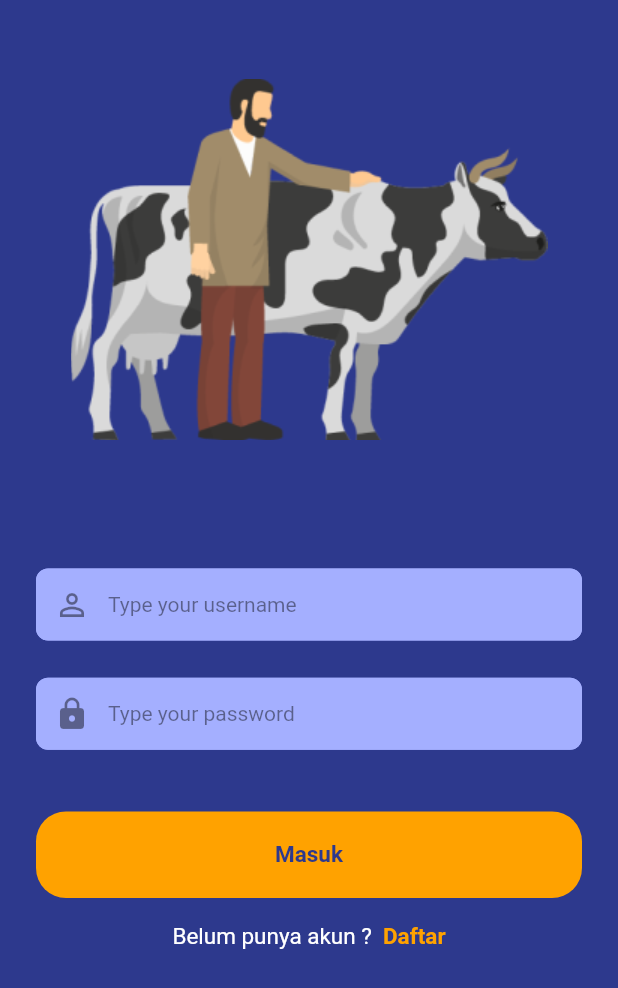
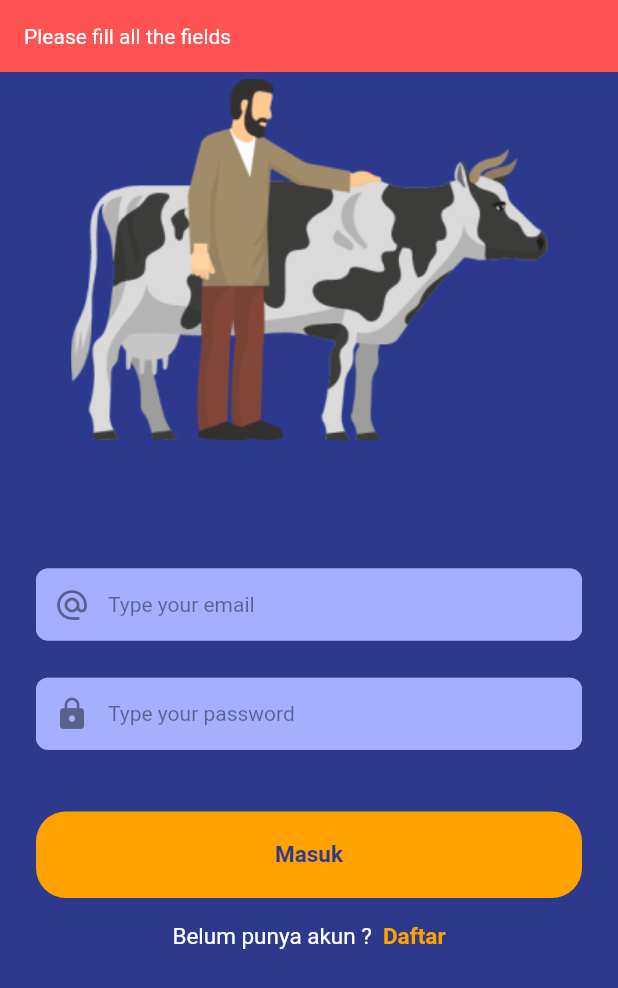
Before and after one commit to devbyalpindo/indofarm, a Flutter app: the LoginPage screen opened directly, after a tap on "Masuk", on a phone screen of 412 x 824 dp. Shown: the top 988 px of the screen. Run offline on Flutter 3.47's test engine with Material 2 defaults, Android fonts, the phone set to English and light mode, and no system bars; our stand-ins replace bloc, bottom_navy_bar, dio, email_validator, equatable, flushbar and 3 more; accounts and stored records are empty; Roboto replaces fonts that are missing (Poppins).

Commit message:
finish login

```diff
--- a/lib/model/model.dart
+++ b/lib/model/model.dart
@@ -1,4 +1,4 @@
-// import 'dart:io';
+import 'dart:io';
 
 import 'package:equatable/equatable.dart';
 
--- a/lib/services/auth_services.dart
+++ b/lib/services/auth_services.dart
@@ -1,9 +1,11 @@
 part of 'services.dart';
 
 class AuthServices {
+  // static final String _loginURL = siteURL + '/api/auth/login';
+  static final String _registerURL =
+      'http://developbyalpindo.site/api/auth/register';
 
-  // static final String _loginURL = siteURL + '/api/auth/login';
-  static final String _registerURL = siteURL + '/api/auth/register';
+  static final String _loginURL = 'http://developbyalpindo.site/api/auth/login';
 
   static Future<ResponseHandler> signUp(Auth auth) async {
     FormData registerData = FormData.fromMap({
@@ -13,16 +15,17 @@ class AuthServices {
       'phone_number': auth.phoneNumber,
     });
 
-    final response = await Dio().post(_registerURL, data: registerData, options: Options(followRedirects: false, validateStatus: (status) { return status < 500; }));
+    final response = await Dio().post(_registerURL,
+        data: registerData,
+        options: Options(
+            followRedirects: false,
+            validateStatus: (status) {
+              return status < 500;
+            }));
     final json = response.data;
 
     if (response.statusCode == 200) {
       User user = User.fromJson(json['user']);
-
-      // SharedPreferences preferences = await SharedPreferences.getInstance();
-      // preferences.setString('token', json['token']);
-      // preferences.setInt('id', json['user']['id']);
-
       return ResponseHandler(
         user: user,
         message: json['message'],
@@ -47,4 +50,35 @@ class AuthServices {
       );
     }
   }
+
+  static Future<ResponseHandler> signIn(Auth auth) async {
+    final Map<String, dynamic> bodyLogin = {
+      "email": auth.email,
+      "password": auth.password
+    };
+
+    final response = await Dio().post(_loginURL, data: bodyLogin);
+    final json = response.data;
+
+    if (response.statusCode == 200) {
+      User user = User.fromJson(json['user']);
+
+      SharedPreferences preferences = await SharedPreferences.getInstance();
+      preferences.setString('token', json['token']);
+      preferences.setInt('id', json['user']['id']);
+
+      return ResponseHandler(
+        user: user,
+        message: json['message'],
+      );
+    } else if (response.statusCode == 422) {
+      return ResponseHandler(
+        message: "Please enter valid email",
+      );
+    } else {
+      return ResponseHandler(
+        message: "Email or Password is Wrong",
+      );
+    }
+  }
 }
--- a/lib/services/services.dart
+++ b/lib/services/services.dart
@@ -1,8 +1,11 @@
 // import 'dart:html';
+import 'dart:convert';
+import 'dart:io';
 
 import 'package:dio/dio.dart';
 import 'package:indofarm/model/model.dart';
 import 'package:indofarm/shared/shared.dart';
+import 'package:shared_preferences/shared_preferences.dart';
 // import 'package:shared_preferences/shared_preferences.dart';
 
 part 'auth_services.dart';
--- a/lib/ui/pages/login_page.dart
+++ b/lib/ui/pages/login_page.dart
@@ -5,8 +5,10 @@ class LoginPage extends StatefulWidget {
   _LoginPageState createState() => _LoginPageState();
 }
 
-TextEditingController _usernameController = TextEditingController();
+TextEditingController _emailController = TextEditingController();
 TextEditingController _passwordController = TextEditingController();
+
+bool isSignIn = false;
 
 class _LoginPageState extends State<LoginPage> {
   @override
@@ -42,9 +44,9 @@ class _LoginPageState extends State<LoginPage> {
                     Container(
                       padding: EdgeInsets.symmetric(horizontal: defaultMargin),
                       child: TextFieldWidget(
-                        icons: Icon(Icons.perm_identity),
-                        controller: _usernameController,
-                        hintText: "Type your username",
+                        icons: Icon(Icons.alternate_email),
+                        controller: _emailController,
+                        hintText: "Type your email",
                       ),
                     ),
                     SizedBox(
@@ -64,7 +66,9 @@ class _LoginPageState extends State<LoginPage> {
                     ),
                     Container(
                       padding: EdgeInsets.symmetric(horizontal: defaultMargin),
-                      child: ButtonWidget(
+                      child: (isSignIn)
+                          ? SpinKitFadingCircle(color: yellowColor1)
+                          : ButtonWidget(
                               "Masuk",
                               width: deviceWidth(context),
                               height: deviceHeight(context) * 0.07,
@@ -73,8 +77,55 @@ class _LoginPageState extends State<LoginPage> {
                               topRight: 20,
                               bottomLeft: 20,
                               bottomRight: 20,
-                        onPressed: () {
-                          context.read<PageBloc>().add(GoToMainPage());
+                              onPressed: () async {
+                                if (!(_emailController.text.trim() != "" &&
+                                    _passwordController.text.trim() != "")) {
+                                  Flushbar(
+                                    duration: Duration(milliseconds: 1500),
+                                    flushbarPosition: FlushbarPosition.TOP,
+                                    backgroundColor: Colors.redAccent,
+                                    message: "Please fill all the fields",
+                                  )..show(context);
+                                } else if (!EmailValidator.validate(
+                                    _emailController.text.trim())) {
+                                  Flushbar(
+                                    duration: Duration(milliseconds: 1500),
+                                    flushbarPosition: FlushbarPosition.TOP,
+                                    backgroundColor: Colors.redAccent,
+                                    message: "Please enter valid email",
+                                  )..show(context);
+                                } else {
+                                  setState(() {
+                                    isSignIn = true;
+                                  });
+
+                                  print(_emailController.text);
+                                  print(_passwordController.text);
+
+                                  ResponseHandler result =
+                                      await AuthServices.signIn(
+                                    Auth(
+                                        email: _emailController.text,
+                                        password: _passwordController.text),
+                                  );
+
+                                  if (result.user != null) {
+                                    context
+                                        .read<PageBloc>()
+                                        .add(GoToMainPage());
+                                  } else {
+                                    setState(() {
+                                      isSignUp = false;
+                                    });
+
+                                    Flushbar(
+                                      duration: Duration(milliseconds: 1500),
+                                      flushbarPosition: FlushbarPosition.TOP,
+                                      backgroundColor: Colors.redAccent,
+                                      message: result.message,
+                                    )..show(context);
+                                  }
+                                }
                               },
                             ),
                     ),
@@ -89,11 +140,12 @@ class _LoginPageState extends State<LoginPage> {
                           style: whiteFont.copyWith(fontSize: 15),
                         ),
                         GestureDetector(
-                          onTap: (){
+                            onTap: () {
                               context.read<PageBloc>().add(GoToRegisterPage());
                             },
-                          child: Text("Daftar", style: yellowFont.copyWith(fontSize: 15, fontWeight: FontWeight.bold))
-                        )
+                            child: Text("Daftar",
+                                style: yellowFont.copyWith(
+                                    fontSize: 15, fontWeight: FontWeight.bold)))
                       ],
                     )
                   ],
--- a/lib/ui/pages/pages.dart
+++ b/lib/ui/pages/pages.dart
@@ -1,4 +1,4 @@
-// import 'dart:io';
+import 'dart:io';
 import 'package:bottom_navy_bar/bottom_navy_bar.dart';
 import 'package:email_validator/email_validator.dart';
 import 'package:flushbar/flushbar.dart';
@@ -12,7 +12,6 @@ import 'package:indofarm/services/services.dart';
 import 'package:indofarm/shared/shared.dart';
 import 'package:indofarm/ui/widget/widget.dart';
 
-
 part 'login_page.dart';
 part 'register_page.dart';
 part 'splash_page.dart';
```
Also changed, not shown: lib/ui/pages/register_page.dart (+14 -6 lines), pubspec.lock. Lines whose indentation alone changed are shown as unchanged.
